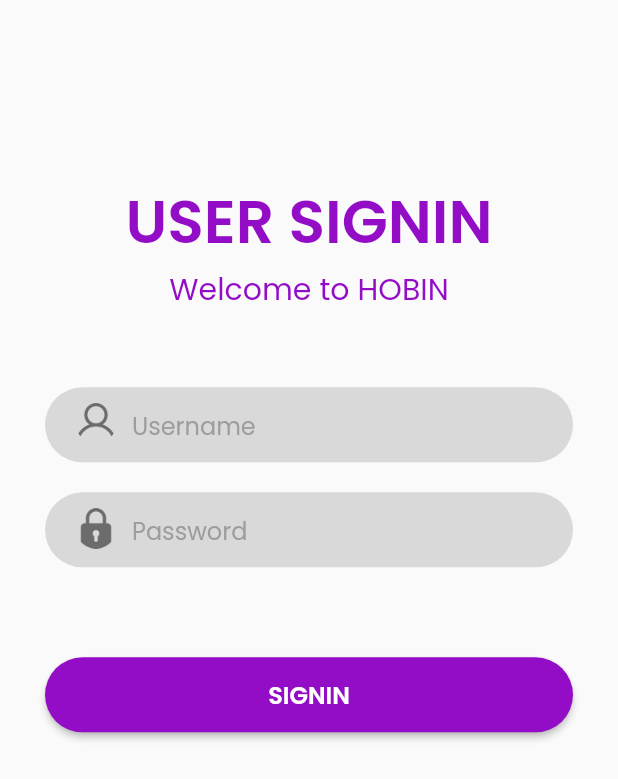
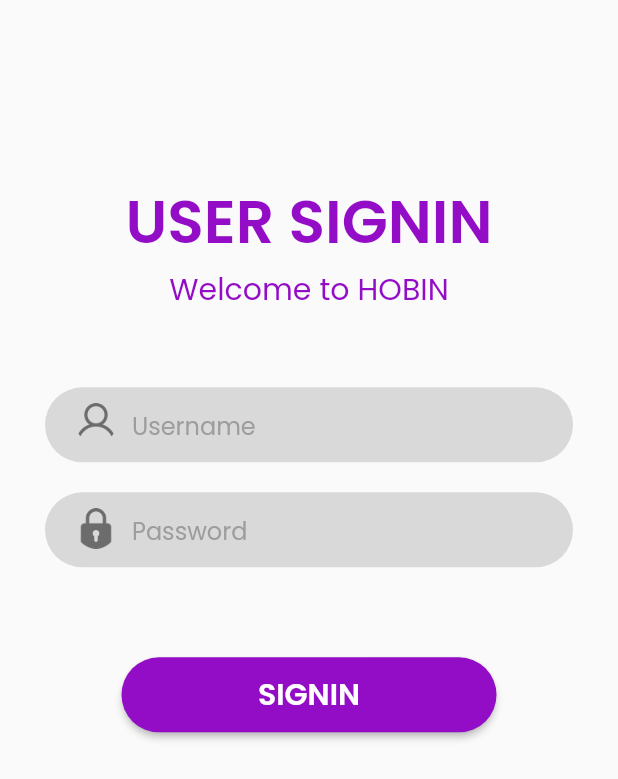
Before and after one commit to binh123thien/HOBIN, a Flutter app: the screen it shows after launch, on a phone screen of 412 x 824 dp. Shown: the top 779 px of the screen. Run offline on Flutter 3.47's test engine with Material 2 defaults, Android fonts, the phone set to English and light mode, and no system bars; our stand-ins replace google_fonts.

Commit message:
Signin can le

```diff
--- a/hobin_app/lib/pages/auth/SignIn.dart
+++ b/hobin_app/lib/pages/auth/SignIn.dart
@@ -141,8 +141,8 @@
                     Padding(
                       padding: const EdgeInsets.fromLTRB(30, 60, 30, 30),
                       child: SizedBox(
-                        width: double.infinity,
-                        height: 50,
+                        width: ResponsiveWidget.isSmallScreen(context)? 250 : screenWidth * 0.1839,
+                        height: ResponsiveWidget.isSmallScreen(context)? 50 : screenHeight * 0.089,
                         child: ElevatedButton(
                           onPressed: (){},
                           style: ElevatedButton.styleFrom(
@@ -154,7 +154,7 @@
                           child: Text(
                             'SIGNIN',
                             style: GoogleFonts.poppins(
-                              fontSize: 16,
+                              fontSize: 20,
                               color: AppColors.whiteColor,
                               fontWeight: FontWeight.w600)
                           ),
```
